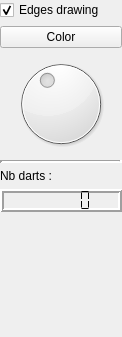
Qt form Apps/Tuto/tuto2.ui (cgogn/CGoGN) before a commit.
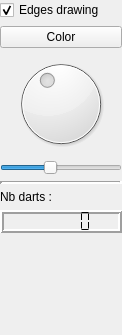
The same form after that commit.

The edit to the form file:
```diff
--- a/Apps/Tuto/tuto2.ui
+++ b/Apps/Tuto/tuto2.ui
@@ -7,7 +7,7 @@
     <x>0</x>
     <y>0</y>
     <width>122</width>
-    <height>337</height>
+    <height>335</height>
    </rect>
   </property>
   <property name="sizePolicy">
@@ -90,6 +90,22 @@
        </property>
       </widget>
      </item>
+     <item>
+      <widget class="QSlider" name="horizontalSlider">
+       <property name="maximum">
+        <number>10</number>
+       </property>
+       <property name="pageStep">
+        <number>2</number>
+       </property>
+       <property name="value">
+        <number>4</number>
+       </property>
+       <property name="orientation">
+        <enum>Qt::Horizontal</enum>
+       </property>
+      </widget>
+     </item>
      <item>
       <widget class="Line" name="line">
        <property name="lineWidth">
```
Left out of the diff: 35 changed lines with no effect on the pictures.
